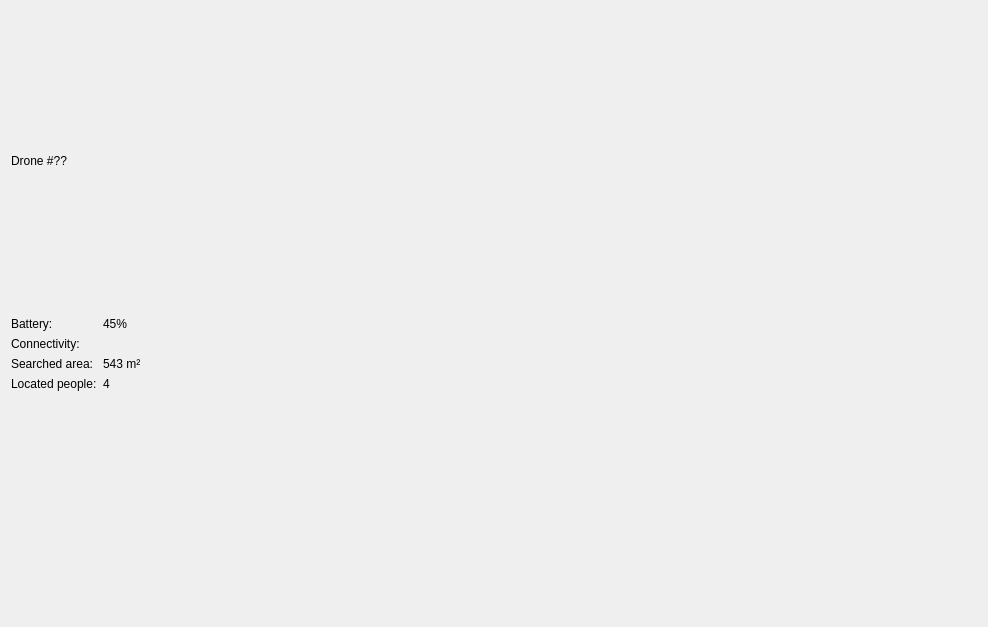
Before: the Qt Designer form src/ui/overviewdroneitem.ui in jspngh/shae-workstation, drawn with Qt 5.
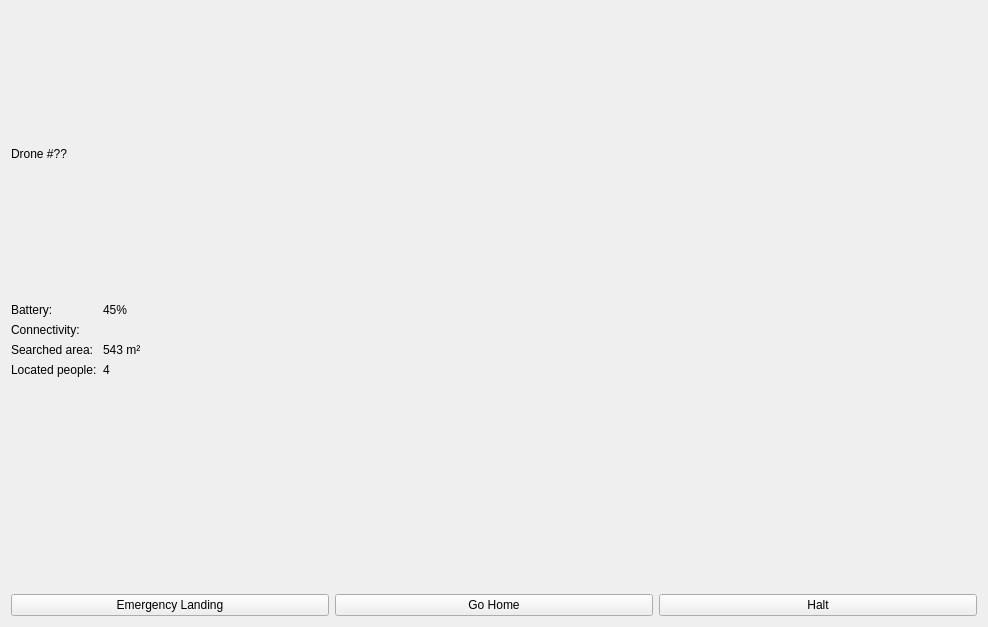
After: the same form once the commit is applied.

What changed in the file:
```diff
--- a/src/ui/overviewdroneitem.ui
+++ b/src/ui/overviewdroneitem.ui
@@ -71,6 +71,31 @@
      </item>
     </layout>
    </item>
+   <item>
+    <layout class="QHBoxLayout" name="horizontalLayout">
+     <item>
+      <widget class="QPushButton" name="pushButton">
+       <property name="text">
+        <string>Emergency Landing</string>
+       </property>
+      </widget>
+     </item>
+     <item>
+      <widget class="QPushButton" name="pushButton_2">
+       <property name="text">
+        <string>Go Home</string>
+       </property>
+      </widget>
+     </item>
+     <item>
+      <widget class="QPushButton" name="pushButton_3">
+       <property name="text">
+        <string>Halt</string>
+       </property>
+      </widget>
+     </item>
+    </layout>
+   </item>
   </layout>
  </widget>
  <resources/>
```
Left out of the diff: 14 changed lines with no effect on the pictures.
